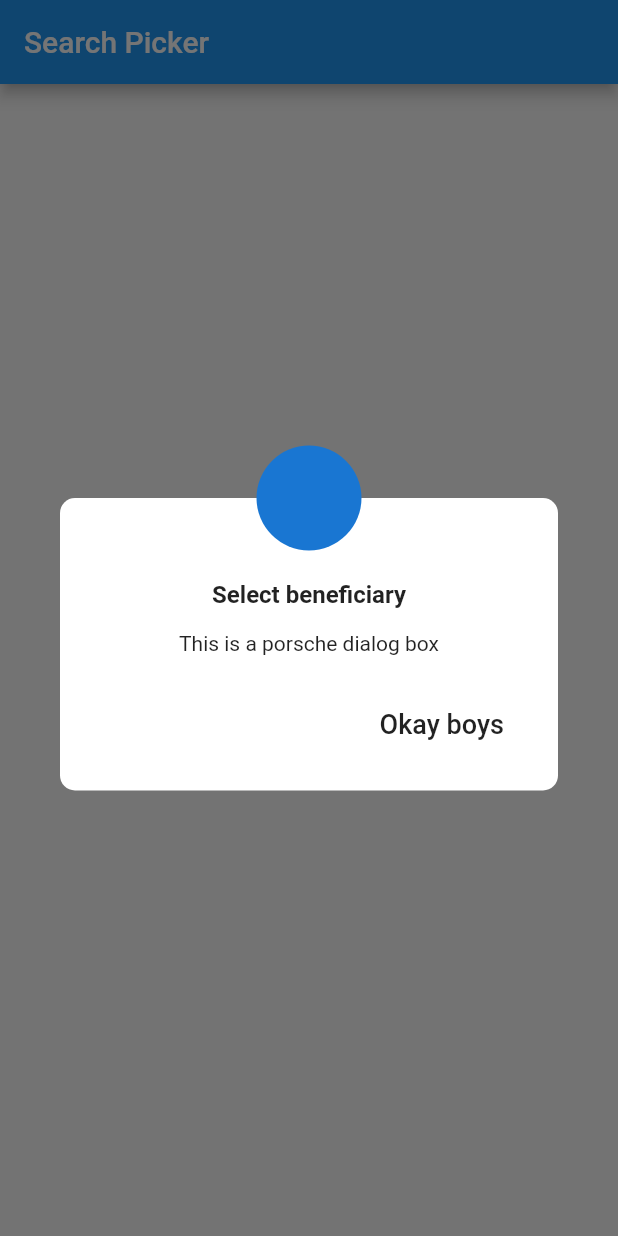
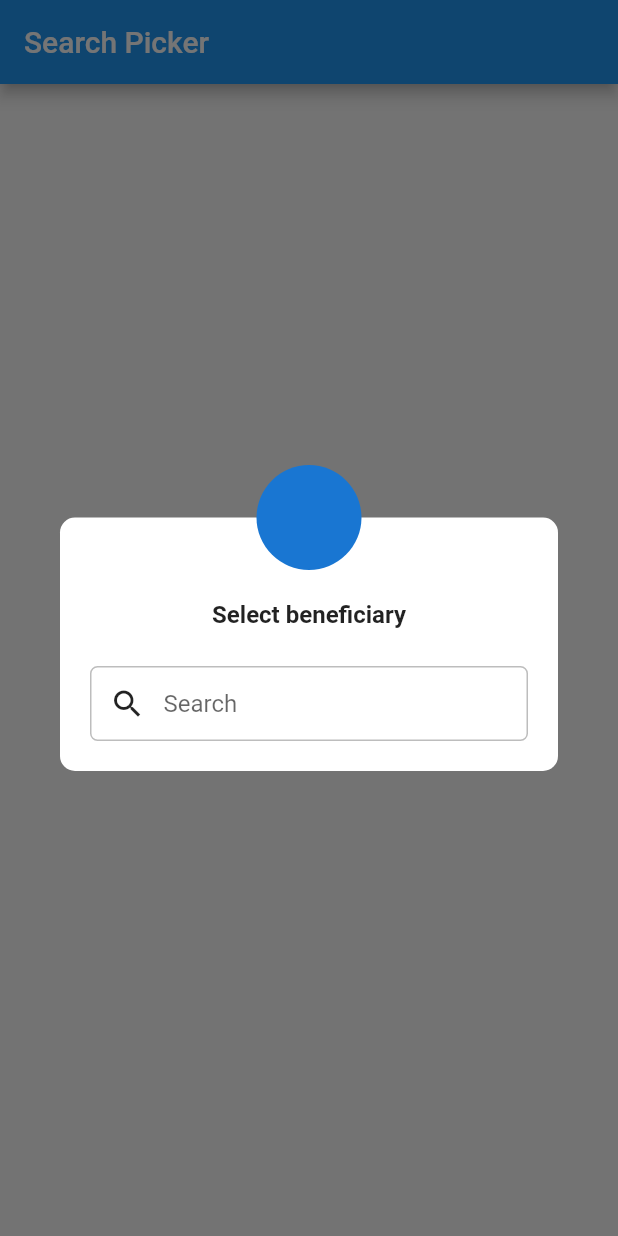
Before and after one commit to raxahai/search_picker, a Flutter app: the screen it shows after launch, after a tap on "Show Dialog", on a phone screen of 412 x 824 dp. Run offline on Flutter 3.47's test engine with Material 2 defaults, Android fonts, the phone set to English and light mode, and no system bars.

Commit message:
Added search textfield and custom parameters in dialog

```diff
--- a/lib/screens/home.dart
+++ b/lib/screens/home.dart
@@ -24,7 +24,10 @@ class _MyHomePageState extends State<MyHomePage> {
             onPressed: () {
               showDialog(
                   context: context,
-                  builder: (BuildContext context) => MyDialog());
+                  builder: (BuildContext context) => MyDialog(
+                        dialogTitle: "Select beneficiary",
+                        dialogSearch: true,
+                      ));
             },
             shape:
                 RoundedRectangleBorder(borderRadius: BorderRadius.circular(10)),
--- a/lib/widgets/CustomDialog.dart
+++ b/lib/widgets/CustomDialog.dart
@@ -8,6 +8,9 @@ class PickerData {
 }
 
 class MyDialog extends StatelessWidget {
+  final String dialogTitle;
+  final bool dialogSearch;
+  MyDialog({this.dialogTitle, this.dialogSearch = false});
   @override
   Widget build(BuildContext context) {
     return Dialog(
@@ -17,7 +20,8 @@ class MyDialog extends StatelessWidget {
         elevation: 0,
         backgroundColor: Colors.transparent,
         child: ContentBox(
-          title: "Select beneficiary",
+          title: dialogTitle,
+          isSearch: dialogSearch,
         ));
   }
 }
--- a/lib/widgets/content_box.dart
+++ b/lib/widgets/content_box.dart
@@ -1,8 +1,23 @@
 import 'package:flutter/material.dart';
 
-class ContentBox extends StatelessWidget {
+class ContentBox extends StatefulWidget {
   final String title;
-  ContentBox({this.title});
+  final bool isSearch;
+  ContentBox({this.title, this.isSearch = false});
+  @override
+  _ContentBoxState createState() => _ContentBoxState();
+}
+
+class _ContentBoxState extends State<ContentBox> {
+  TextEditingController controller = new TextEditingController();
+
+  void onSearchTextChanged(String text) async {
+    if (text.isEmpty) {
+      setState(() {});
+      return;
+    }
+  }
+
   @override
   Widget build(BuildContext context) {
     return Stack(
@@ -15,36 +30,101 @@ class ContentBox extends StatelessWidget {
             color: Colors.white,
             borderRadius: BorderRadius.circular(10),
           ),
-          child: Column(
+          child: widget.isSearch
+              ? Column(
                   mainAxisSize: MainAxisSize.min,
                   children: <Widget>[
                     Text(
-                title,
-                style: TextStyle(fontSize: 16, fontWeight: FontWeight.w600),
+                      widget.title,
+                      style:
+                          TextStyle(fontSize: 16, fontWeight: FontWeight.w600),
                     ),
                     SizedBox(
-                height: 15,
+                      height: 25,
                     ),
-              Text(
-                "This is a porsche dialog box",
-                style: TextStyle(fontSize: 14),
-                textAlign: TextAlign.center,
+                    new Container(
+                      // color: Colors.red,
+                      decoration: BoxDecoration(
+                          border: Border.all(color: Colors.black26),
+                          borderRadius: BorderRadius.circular(5.0)),
+                      child: Row(
+                        children: [
+                          Padding(
+                            padding:
+                                const EdgeInsets.symmetric(horizontal: 12.0),
+                            child: new Icon(
+                              Icons.search,
                             ),
-              SizedBox(
-                height: 22,
                           ),
-              Align(
-                alignment: Alignment.bottomRight,
-                child: FlatButton(
-                    onPressed: () {
-                      Navigator.of(context).pop();
-                    },
-                    child: Text(
-                      "Okay boys",
-                      style: TextStyle(fontSize: 18),
-                    )),
+                          Expanded(
+                            child: new TextField(
+                              controller: controller,
+                              decoration: new InputDecoration(
+                                  hintText: 'Search',
+                                  // border: OutlineInputBorder(
+                                  //   borderSide:
+                                  //       new BorderSide(color: Colors.teal),
+                                  // ),
+                                  border: InputBorder.none),
+                              onChanged: onSearchTextChanged,
+                            ),
                           ),
                         ],
+                      ),
+                      // color: Theme.of(context).primaryColor,
+                      // child: new Card(
+                      //   child: new ListTile(
+                      //     tileColor: Colors.red,
+                      //     leading: new Icon(
+                      //       Icons.search,
+                      //     ),
+                      //     title: new TextField(
+                      //       controller: controller,
+                      //       decoration: new InputDecoration(
+                      //           hintText: 'Search', border: InputBorder.none),
+                      //       onChanged: onSearchTextChanged,
+                      //     ),
+                      //     // trailing: new IconButton(
+                      //     //   icon: new Icon(Icons.cancel),
+                      //     //   onPressed: () {
+                      //     //     controller.clear();
+                      //     //     onSearchTextChanged('');
+                      //     //   },
+                      //     // ),
+                      //   ),
+                      // ),
+                    ),
+                    // new Expanded(
+                    //   child: _searchResult.length != 0 || controller.text.isNotEmpty
+                    //       ? new ListView.builder(
+                    //     itemCount: _searchResult.length,
+                    //     itemBuilder: (context, i) {
+                    //       return new Card(
+                    //         child: new ListTile(
+                    //           leading: new CircleAvatar(backgroundImage: new NetworkImage(_searchResult[i].profileUrl,),),
+                    //           title: new Text(_searchResult[i].firstName + ' ' + _searchResult[i].lastName),
+                    //         ),
+                    //         margin: const EdgeInsets.all(0.0),
+                    //       );
+                    //     },
+                    //   )
+                    //       : new ListView.builder(
+                    //     itemCount: _userDetails.length,
+                    //     itemBuilder: (context, index) {
+                    //       return new Card(
+                    //         child: new ListTile(
+                    //           leading: new CircleAvatar(backgroundImage: new NetworkImage(_userDetails[index].profileUrl,),),
+                    //           title: new Text(_userDetails[index].firstName + ' ' + _userDetails[index].lastName),
+                    //         ),
+                    //         margin: const EdgeInsets.all(0.0),
+                    //       );
+                    //     },
+                    //   ),
+                    // ),
+                  ],
+                )
+              : Container(
+                  height: 200,
                 ),
         ),
         Positioned(
```
Lines whose indentation alone changed are shown as unchanged.
